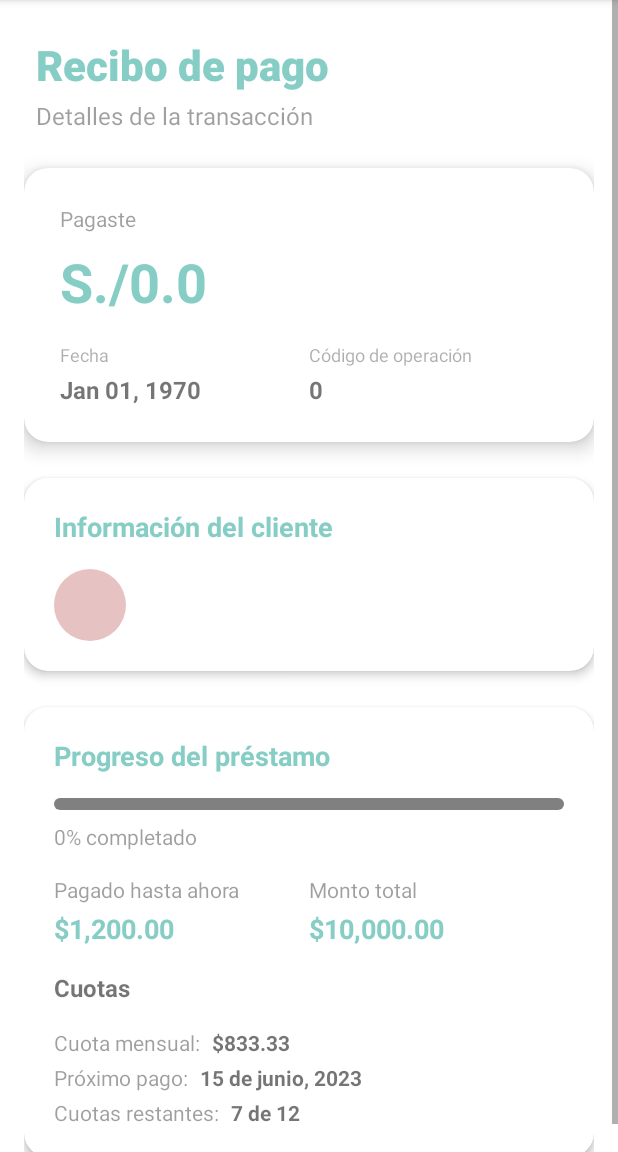
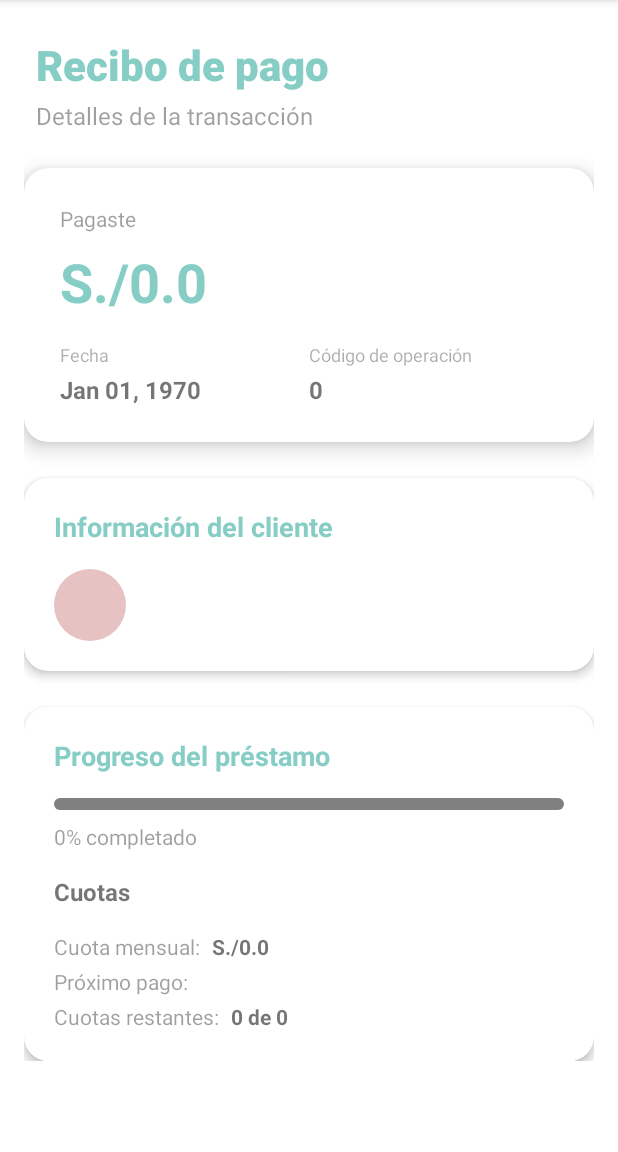
Before and after one commit to ahuamana/prestamistAPP, an Android app: the fragment DetailReceiptFragment shown on its own in the app's theme, on a phone screen of 412 x 824 dp, the part 84-1236 px from its top. Run offline under Robolectric (Android 15) with nearby library versions, the phone set to English and light mode, and no system bars; our stand-ins replace CircleImageView; 3 statements that could not run were skipped.

Commit message:
if applied this will refacforized variables in loanDomin and include new variables in receipt fragment

```diff
--- a/app/src/main/java/com/paparazziapps/pretamistapp/domain/InformationReceiptDomain.kt
+++ b/app/src/main/java/com/paparazziapps/pretamistapp/domain/InformationReceiptDomain.kt
@@ -13,4 +13,6 @@ data class InformationReceiptDomain(
     val totalAmountToPay:Double,
     val quotes:Int,
     val quotesPaidNew:Int,
+    val amountPerQuote:Double,
+    val typeLoan:Int,
 ) : java.io.Serializable
--- a/app/src/main/java/com/paparazziapps/pretamistapp/presentation/dashboard/adapters/LoanAdapter.kt
+++ b/app/src/main/java/com/paparazziapps/pretamistapp/presentation/dashboard/adapters/LoanAdapter.kt
@@ -223,10 +223,10 @@ class LoanAdapter(private val listener: SetOnClickedLoan) : RecyclerView.Adapter
             val calculatorDelay = DelayCalculator()
             val daysDelayed = if (item.lastPaymentDate.isNullOrEmpty()) {
                 Log.d("lastPaymentDate", "Fecha ultimo pago vacia")
-                getDiasRestantesFromDateToNow(item.fecha_start_loan ?: "").toIntOrNull() ?: 0
+                getDiasRestantesFromDateToNow(item.loanStartDateFormatted ?: "").toIntOrNull() ?: 0
             } else {
                 Log.d("lastPaymentDate", "Fecha ultimo pago: ${item.lastPaymentDate}")
-                getDiasRestantesFromDateToNowMinusDiasPagados(item.fecha_start_loan ?: "", item.quotasPaid ?: 0).toIntOrNull() ?: 0
+                getDiasRestantesFromDateToNowMinusDiasPagados(item.loanStartDateFormatted ?: "", item.quotasPaid ?: 0).toIntOrNull() ?: 0
             }
             Log.d("DaysDelayed", "Days delayed: $daysDelayed")
 
--- a/app/src/main/java/com/paparazziapps/pretamistapp/presentation/dashboard/viewmodels/ViewModelDetailReceipt.kt
+++ b/app/src/main/java/com/paparazziapps/pretamistapp/presentation/dashboard/viewmodels/ViewModelDetailReceipt.kt
@@ -26,7 +26,9 @@ class ViewModelDetailReceipt(
         lastNames = "",
         quotes = 0,
         quotesPaidNew = 0,
-        totalAmountToPay = 0.0
+        totalAmountToPay = 0.0,
+        amountPerQuote = 0.0,
+        typeLoan = 0
     )
 
     fun getInformationReceipt() = viewModelScope.launch {
--- a/app/src/main/java/com/paparazziapps/pretamistapp/presentation/dashboard/views/DetailReceiptFragment.kt
+++ b/app/src/main/java/com/paparazziapps/pretamistapp/presentation/dashboard/views/DetailReceiptFragment.kt
@@ -64,6 +64,11 @@ class DetailReceiptFragment : Fragment() {
                         tvBorrowerName.text = information.fullName
                         tvBorrowerPhone.text = information.phoneNumber
                         tvBorrowerInitials.text = firstLetterFirstNameAndLastName
+                        tvMonthlyPayment.text = getString(R.string.type_money_with_amount, information.amountPerQuote.toString())
+
+                        tvRemainingPayments.text = getString(R.string.type_remaining_payments, information.quotesPaidNew.toString(), information.quotes.toString())
+
+
 
                         //setup progress loan
                         val progress = (information.quotesPaidNew * 100) / information.quotes
--- a/app/src/main/java/com/paparazziapps/pretamistapp/presentation/principal/views/PrincipalActivity.kt
+++ b/app/src/main/java/com/paparazziapps/pretamistapp/presentation/principal/views/PrincipalActivity.kt
@@ -268,7 +268,7 @@ class PrincipalActivity : AppCompatActivity(){
         val quotas = loanDomain.quotas?:0
         val typeLoanInDays = loanDomain.typeLoanDays?:1
         val quotasPerDays = quotas * typeLoanInDays
-        val daysWhenEndsInDays = getDiasRestantesFromStart(loanDomain.fecha_start_loan?:"",quotasPerDays)
+        val daysWhenEndsInDays = getDiasRestantesFromStart(loanDomain.loanStartDateFormatted?:"",quotasPerDays)
         val daysSett = if(daysWhenEndsInDays > 0) daysWhenEndsInDays else 0
 
         //Set inicial bottomsheet
@@ -307,7 +307,7 @@ class PrincipalActivity : AppCompatActivity(){
         layout_detalle_prestamo.tvPlazoVto.text = "en $daysWhenEndsInDays días"
 
         layout_detalle_prestamo.tvDni.text = "${loanDomain.dni}"
-        layout_detalle_prestamo.tvFechaPrestamo.text = "${loanDomain.fecha_start_loan}"
+        layout_detalle_prestamo.tvFechaPrestamo.text = "${loanDomain.loanStartDateFormatted}"
         layout_detalle_prestamo.tvMontoTotal.text = "S/. 0.00"
         layout_detalle_prestamo.tvDiasRetrasados.text = "$diasRestrasado días"
 
--- a/app/src/main/java/com/paparazziapps/pretamistapp/presentation/registro/views/RegistrarActivity.kt
+++ b/app/src/main/java/com/paparazziapps/pretamistapp/presentation/registro/views/RegistrarActivity.kt
@@ -157,7 +157,7 @@ class RegistrarActivity : AppCompatActivity() {
                     lastnames   = binding.apellidos.text.toString().trim(),
                     dni         = binding.dni.text.toString().trim(),
                     cellular     = binding.celular.text.toString().trim(),
-                    fecha_start_loan       = binding.fecha.text.toString().trim(),
+                    loanStartDateFormatted       = binding.fecha.text.toString().trim(),
                     unixtime    = fechaSelectedUnixtime,
                     unixtimeRegistered = getFechaActualNormalInUnixtime(),
                     capital     = loanDomainReceived.capital,
--- a/app/src/main/java/com/paparazziapps/pretamistapp/presentation/tesoreria/adapter/LoanDetailAdapter.kt
+++ b/app/src/main/java/com/paparazziapps/pretamistapp/presentation/tesoreria/adapter/LoanDetailAdapter.kt
@@ -55,7 +55,7 @@ class LoanDetailAdapter : RecyclerView.Adapter<LoanDetailAdapter.ViewHolder>() {
             val quotas = item.quotas?:0
             val typeLoanInDays = item.typeLoanDays?:1
             val quotasPerDays = quotas * typeLoanInDays
-            val daysWhenEndsInDays = getDiasRestantesFromStart(item.fecha_start_loan?:"",quotasPerDays)
+            val daysWhenEndsInDays = getDiasRestantesFromStart(item.loanStartDateFormatted?:"",quotasPerDays)
             val daysSett= if(daysWhenEndsInDays > 0) daysWhenEndsInDays else 0
 
 
--- a/app/src/main/res/layout/fragment_detail_receipt.xml
+++ b/app/src/main/res/layout/fragment_detail_receipt.xml
@@ -253,6 +253,7 @@
                         android:layout_width="match_parent"
                         android:layout_height="wrap_content"
                         android:orientation="horizontal"
+                        android:visibility="gone"
                         android:layout_marginTop="16dp">
 
                         <LinearLayout
@@ -336,7 +337,7 @@
                                 android:id="@+id/tv_monthly_payment"
                                 android:layout_width="wrap_content"
                                 android:layout_height="wrap_content"
-                                android:text="$833.33"
+                                tools:text="$833.33"
                                 android:textSize="14sp"
                                 android:textStyle="bold"
                                 android:layout_marginStart="8dp" />
@@ -359,7 +360,7 @@
                                 android:id="@+id/tv_next_payment_date"
                                 android:layout_width="wrap_content"
                                 android:layout_height="wrap_content"
-                                android:text="15 de junio, 2023"
+                                tools:text="15 de junio, 2023"
                                 android:textSize="14sp"
                                 android:textStyle="bold"
                                 android:layout_marginStart="8dp" />
--- a/app/src/main/res/values/strings.xml
+++ b/app/src/main/res/values/strings.xml
@@ -50,6 +50,7 @@
     <!-- TODO: Remove or change this placeholder text -->
     <string name="hello_blank_fragment">Hello blank fragment</string>
     <string name="type_percentage">%1$s%% completado</string>
+    <string name="type_remaining_payments">%1$s de %2$s</string>
 
 
 </resources>
```
Also changed, not shown: app/src/main/java/com/paparazziapps/pretamistapp/domain/LoanDomain.kt (+6 -6 lines), app/src/main/java/com/paparazziapps/pretamistapp/presentation/dashboard/viewmodels/ViewModelDashboard.kt (+6 -4 lines).
